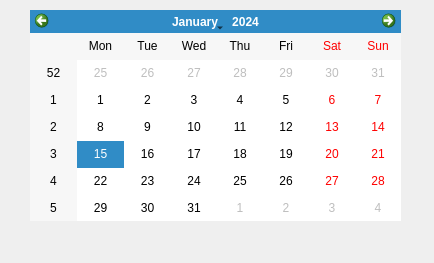
bruno41bruno/InterfaceMySql, file Tabela.ui: the form before one commit.
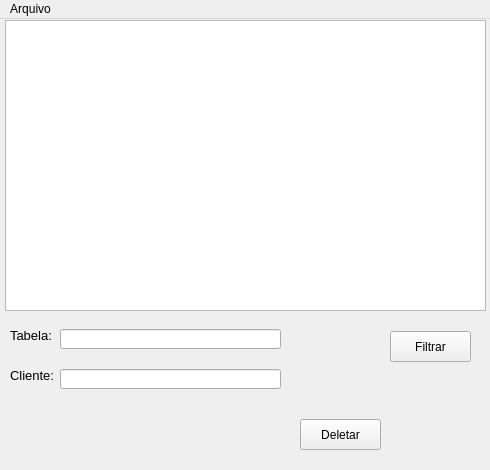
The form after the commit.

The edit to the form file:
```diff
--- a/Tabela.ui
+++ b/Tabela.ui
@@ -6,34 +6,123 @@
    <rect>
     <x>0</x>
     <y>0</y>
-    <width>434</width>
-    <height>263</height>
+    <width>490</width>
+    <height>470</height>
    </rect>
   </property>
   <property name="windowTitle">
    <string>MainWindow</string>
   </property>
   <widget class="QWidget" name="centralwidget">
-   <widget class="QCalendarWidget" name="datinha_c">
+   <widget class="QListWidget" name="table_list">
     <property name="geometry">
      <rect>
-      <x>30</x>
-      <y>10</y>
-      <width>371</width>
-      <height>211</height>
+      <x>5</x>
+      <y>1</y>
+      <width>481</width>
+      <height>291</height>
      </rect>
     </property>
    </widget>
+   <widget class="QPushButton" name="delete_t">
+    <property name="geometry">
+     <rect>
+      <x>300</x>
+      <y>400</y>
+      <width>81</width>
+      <height>31</height>
+     </rect>
+    </property>
+    <property name="text">
+     <string>Deletar</string>
+    </property>
+   </widget>
+   <widget class="QLineEdit" name="line_t">
+    <property name="geometry">
+     <rect>
+      <x>60</x>
+      <y>310</y>
+      <width>221</width>
+      <height>20</height>
+     </rect>
+    </property>
+   </widget>
+   <widget class="QLabel" name="label">
+    <property name="geometry">
+     <rect>
+      <x>10</x>
+      <y>310</y>
+      <width>47</width>
+      <height>13</height>
+     </rect>
+    </property>
+    <property name="font">
+     <font>
+      <pointsize>10</pointsize>
+     </font>
+    </property>
+    <property name="text">
+     <string>Tabela:</string>
+    </property>
+   </widget>
+   <widget class="QLineEdit" name="line_t_cliente">
+    <property name="geometry">
+     <rect>
+      <x>60</x>
+      <y>350</y>
+      <width>221</width>
+      <height>20</height>
+     </rect>
+    </property>
+   </widget>
+   <widget class="QLabel" name="label_2">
+    <property name="geometry">
+     <rect>
+      <x>10</x>
+      <y>350</y>
+      <width>47</width>
+      <height>13</height>
+     </rect>
+    </property>
+    <property name="font">
+     <font>
+      <pointsize>10</pointsize>
+     </font>
+    </property>
+    <property name="text">
+     <string>Cliente:</string>
+    </property>
+   </widget>
+   <widget class="QPushButton" name="filtrar_t">
+    <property name="geometry">
+     <rect>
+      <x>390</x>
+      <y>312</y>
+      <width>81</width>
+      <height>31</height>
+     </rect>
+    </property>
+    <property name="text">
+     <string>Filtrar</string>
+    </property>
+   </widget>
   </widget>
   <widget class="QMenuBar" name="menubar">
    <property name="geometry">
     <rect>
      <x>0</x>
      <y>0</y>
-     <width>434</width>
+     <width>490</width>
      <height>21</height>
     </rect>
    </property>
+   <widget class="QMenu" name="menuArquivo">
+    <property name="title">
+     <string>Arquivo</string>
+    </property>
+    <addaction name="actionSalvar_no_Banco_de_Dados"/>
+   </widget>
+   <addaction name="menuArquivo"/>
   </widget>
  </widget>
  <resources/>
```
Left out of the diff: 9 changed lines with no effect on the pictures.
